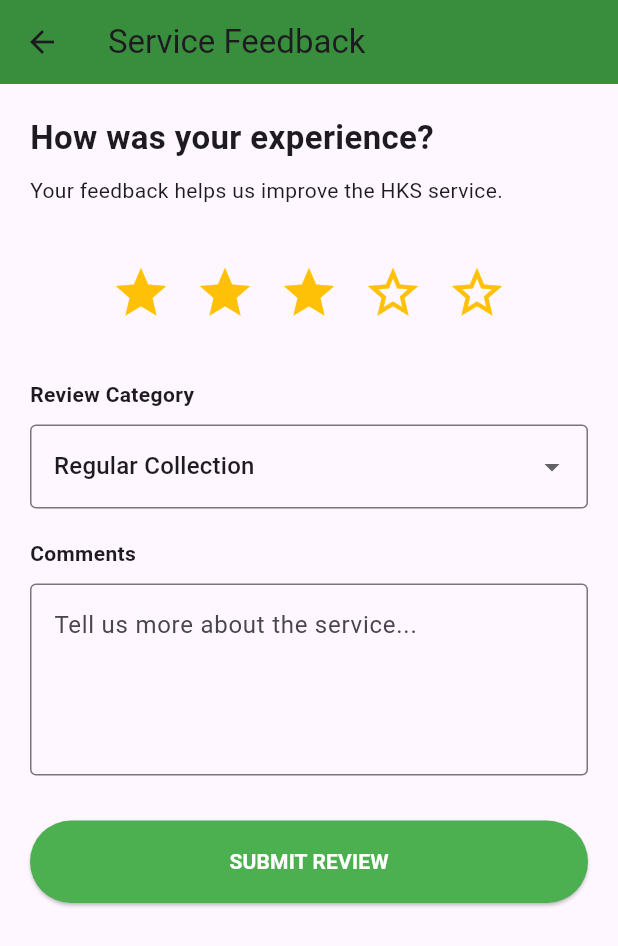
After one commit to fathima156/unlitter, a Flutter app: the UserReviewPage screen opened directly, on a phone screen of 412 x 824 dp. The commit adds this screen. Shown: the top 946 px of the screen. Run offline on Flutter 3.47's test engine with Material 3 defaults, Android fonts, the phone set to English and light mode, and no system bars; our stand-ins replace flutter_rating_bar, percent_indicator, sms_autofill.

Commit message:
user dashboard updated

```diff
--- /dev/null
+++ b/lib/userhks/review_user.dart
@@ -0,0 +1,123 @@
+import 'package:flutter/material.dart';
+import 'package:flutter_rating_bar/flutter_rating_bar.dart'; // Add to pubspec.yaml
+
+class UserReviewPage extends StatefulWidget {
+  const UserReviewPage({super.key});
+
+  @override
+  State<UserReviewPage> createState() => _UserReviewPageState();
+}
+
+class _UserReviewPageState extends State<UserReviewPage> {
+  double _userRating = 3.0;
+  final TextEditingController _commentController = TextEditingController();
+  String _selectedCategory = 'Regular Collection';
+
+  final List<String> _categories = [
+    'Regular Collection',
+    'Behavior of Staff',
+    'Timeliness',
+    'Waste Segregation Help',
+    'Other',
+  ];
+
+  @override
+  Widget build(BuildContext context) {
+    return Scaffold(
+      appBar: AppBar(
+        title: const Text("Service Feedback"),
+        backgroundColor: Colors.green[700],
+      ),
+      body: SingleChildScrollView(
+        padding: const EdgeInsets.all(20.0),
+        child: Column(
+          crossAxisAlignment: CrossAxisAlignment.start,
+          children: [
+            const Text(
+              "How was your experience?",
+              style: TextStyle(fontSize: 22, fontWeight: FontWeight.bold),
+            ),
+            const SizedBox(height: 10),
+            const Text("Your feedback helps us improve the HKS service."),
+            const SizedBox(height: 30),
+
+            Row(
+              mainAxisAlignment: MainAxisAlignment.center,
+              children: List.generate(5, (index) {
+                return IconButton(
+                  onPressed: () {
+                    setState(() {
+                      _userRating = index + 1.0;
+                    });
+                  },
+                  icon: Icon(
+                    index < _userRating ? Icons.star : Icons.star_border,
+                    color: Colors.amber,
+                    size: 40,
+                  ),
+                );
+              }),
+            ),
+            const SizedBox(height: 30),
+
+            // 2. CATEGORY DROPDOWN
+            const Text(
+              "Review Category",
+              style: TextStyle(fontWeight: FontWeight.bold),
+            ),
+            const SizedBox(height: 10),
+            DropdownButtonFormField<String>(
+              value: _selectedCategory,
+              decoration: const InputDecoration(border: OutlineInputBorder()),
+              items: _categories.map((String category) {
+                return DropdownMenuItem(value: category, child: Text(category));
+              }).toList(),
+              onChanged: (val) => setState(() => _selectedCategory = val!),
+            ),
+
+            const SizedBox(height: 20),
+
+            // 3. COMMENT BOX
+            const Text(
+              "Comments",
+              style: TextStyle(fontWeight: FontWeight.bold),
+            ),
+            const SizedBox(height: 10),
+            TextField(
+              controller: _commentController,
+              maxLines: 4,
+              decoration: const InputDecoration(
+                hintText: "Tell us more about the service...",
+                border: OutlineInputBorder(),
+              ),
+            ),
+
+            const SizedBox(height: 30),
+
+            // 4. SUBMIT BUTTON
+            ElevatedButton(
+              onPressed: () {
+                // Logic to save review to Firebase
+                ScaffoldMessenger.of(context).showSnackBar(
+                  const SnackBar(content: Text("Thank you for your feedback!")),
+                );
+                Navigator.pop(context);
+              },
+              style: ElevatedButton.styleFrom(
+                backgroundColor: Colors.green,
+                minimumSize: const Size(double.infinity, 55),
+              ),
+              child: const Text(
+                "SUBMIT REVIEW",
+                style: TextStyle(
+                  color: Colors.white,
+                  fontWeight: FontWeight.bold,
+                ),
+              ),
+            ),
+          ],
+        ),
+      ),
+    );
+  }
+}
--- a/lib/userhks/user_dashboard.dart
+++ b/lib/userhks/user_dashboard.dart
@@ -178,7 +178,12 @@ class UserDashboard extends StatelessWidget {
     );
   }
 
-  Widget _buildMenuTile(IconData icon, String title, String sub) {
+  Widget _buildMenuTile(
+    IconData icon,
+    String title,
+    String sub, {
+    VoidCallback? onTap,
+  }) {
     return Card(
       margin: const EdgeInsets.only(bottom: 10),
       shape: RoundedRectangleBorder(borderRadius: BorderRadius.circular(12)),
@@ -187,7 +192,7 @@ class UserDashboard extends StatelessWidget {
         title: Text(title, style: const TextStyle(fontWeight: FontWeight.bold)),
         subtitle: Text(sub),
         trailing: const Icon(Icons.chevron_right),
-        onTap: () {},
+        onTap: onTap,
       ),
     );
   }
--- a/pubspec.yaml
+++ b/pubspec.yaml
@@ -34,6 +34,7 @@ dependencies:
   intl: ^0.19.0
 
   cupertino_icons: ^1.0.8
+  flutter_rating_bar: '>=5.0.0 <6.0.0'
   percent_indicator: ^4.2.3
 
   # The following adds the Cupertino Icons font to your application.
```
